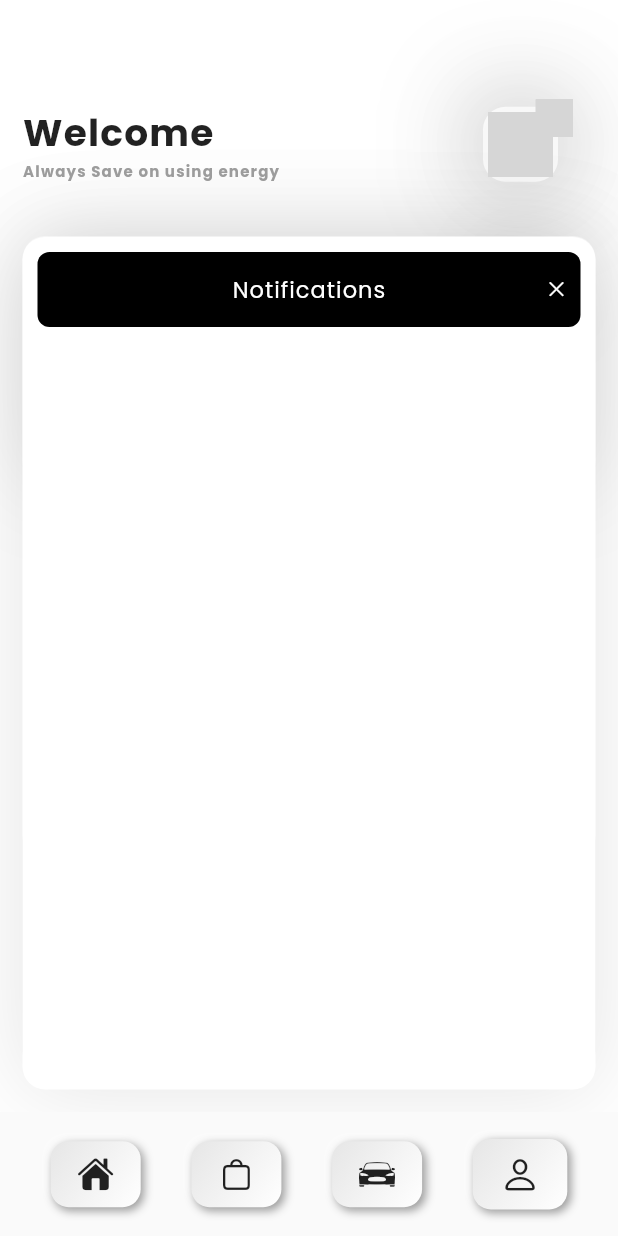
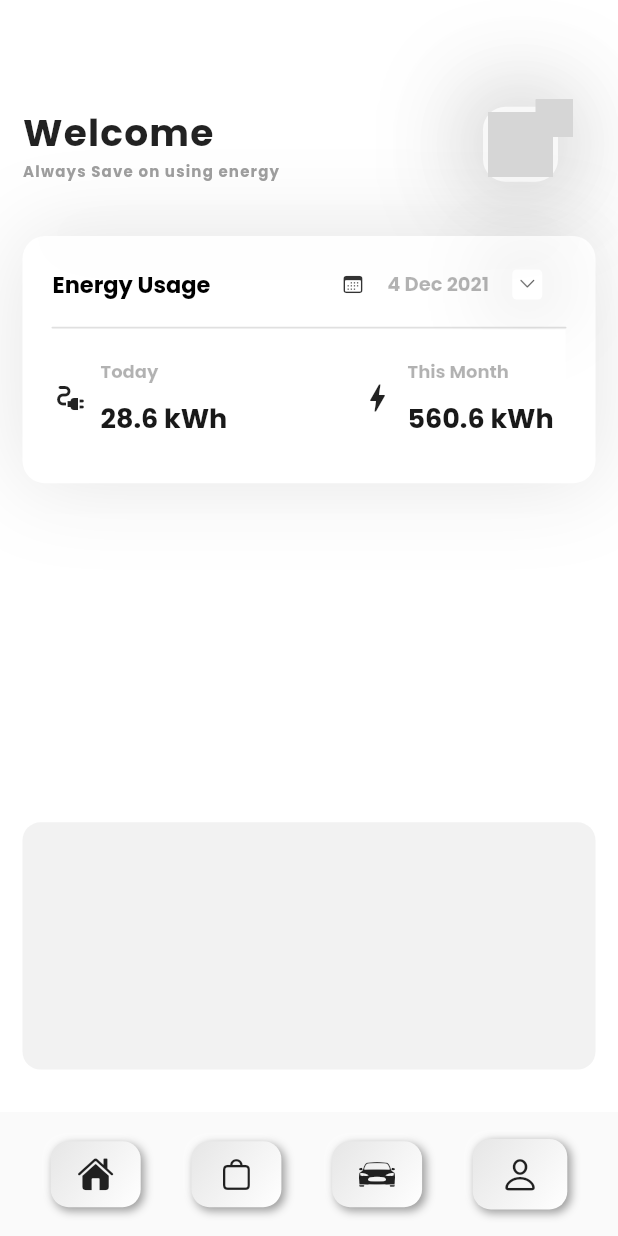
Before and after one commit to amalnathm7/Quark, a Flutter app: the screen it shows once a user with an empty profile is signed in, on a phone screen of 412 x 824 dp. Run offline on Flutter 3.47's test engine with Material 2 defaults, Android fonts, the phone set to English and light mode, and no system bars; drawn by our look-alikes of flutter_neumorphic; our stand-ins replace firebase_auth, firebase_core, google_fonts, lottie; accounts and stored records are empty; network calls fail; grey boxes are pictures that could not be loaded.

Commit message:
ui changes in home page

```diff
--- a/lib/main_screen/home_page/home.dart
+++ b/lib/main_screen/home_page/home.dart
@@ -363,7 +363,7 @@ class _HomePageState extends State<HomePage> {
 
                         duration: const Duration(seconds: 1),
                       curve: Curves.fastLinearToSlowEaseIn,
-                      height: notiClick?0:screenHeight/1.45,
+                      height: notiClick?screenHeight/1.45:0,
                       width: screenWidth,
                       decoration: BoxDecoration(
                         color: Colors.white,
@@ -403,24 +403,24 @@ class _HomePageState extends State<HomePage> {
                                       letterSpacing: .7
                                     ),),
 
-                                    SizedBox(
-                                      width: screenWidth/3.5,
-                                      child: Row(
-                                        mainAxisAlignment: MainAxisAlignment.end,
-                                        children: [
                                     InkWell(
                                       onTap:(){
                                         setState(() {
                                           notiClick = false;
                                         });
                                       },
-                                            child: const SizedBox(
+                                      child: SizedBox(
+                                        width: screenWidth/3.5,
+                                        child: Row(
+                                          mainAxisAlignment: MainAxisAlignment.end,
+                                          children: [
+                                            const SizedBox(
                                               height: 20,
                                               width: 20,
                                               child: Icon(CupertinoIcons.clear,color: Colors.white,size: 14,),
-                                            ),
                                             )
                                           ],
+                                        ),
                                       ),
                                     ),
                                   ],
```
Lines whose indentation alone changed are shown as unchanged.
